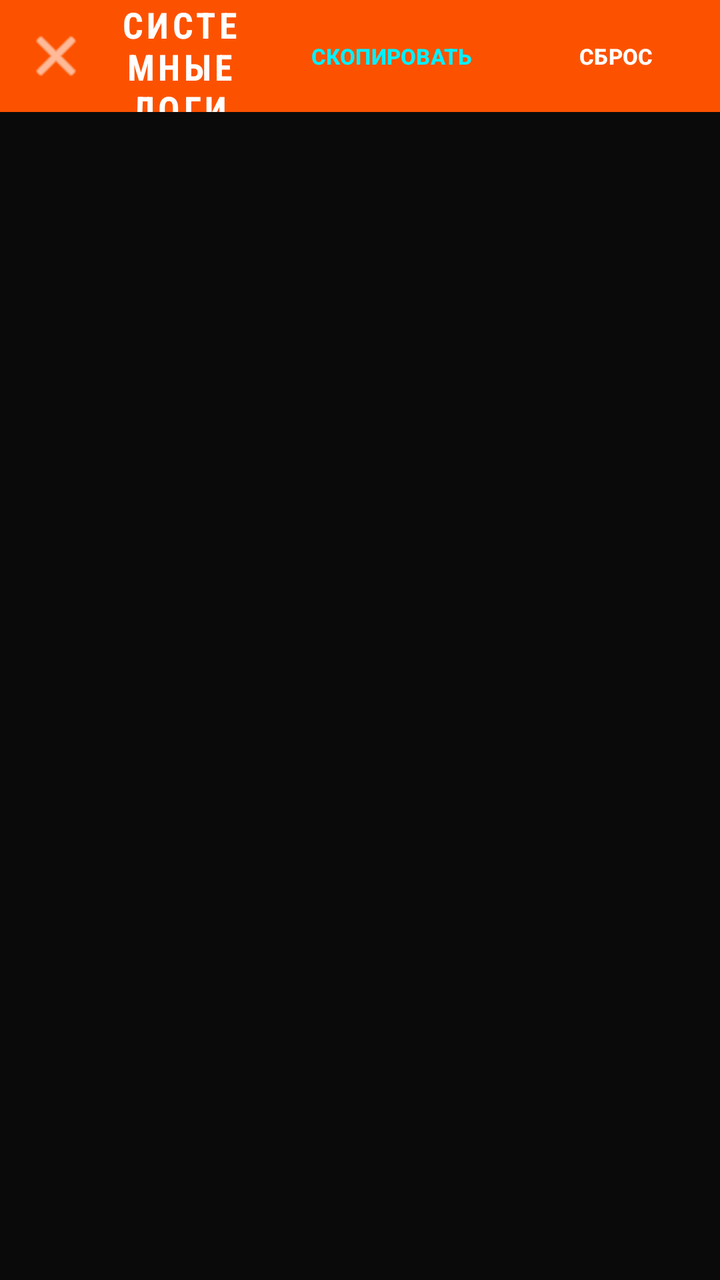
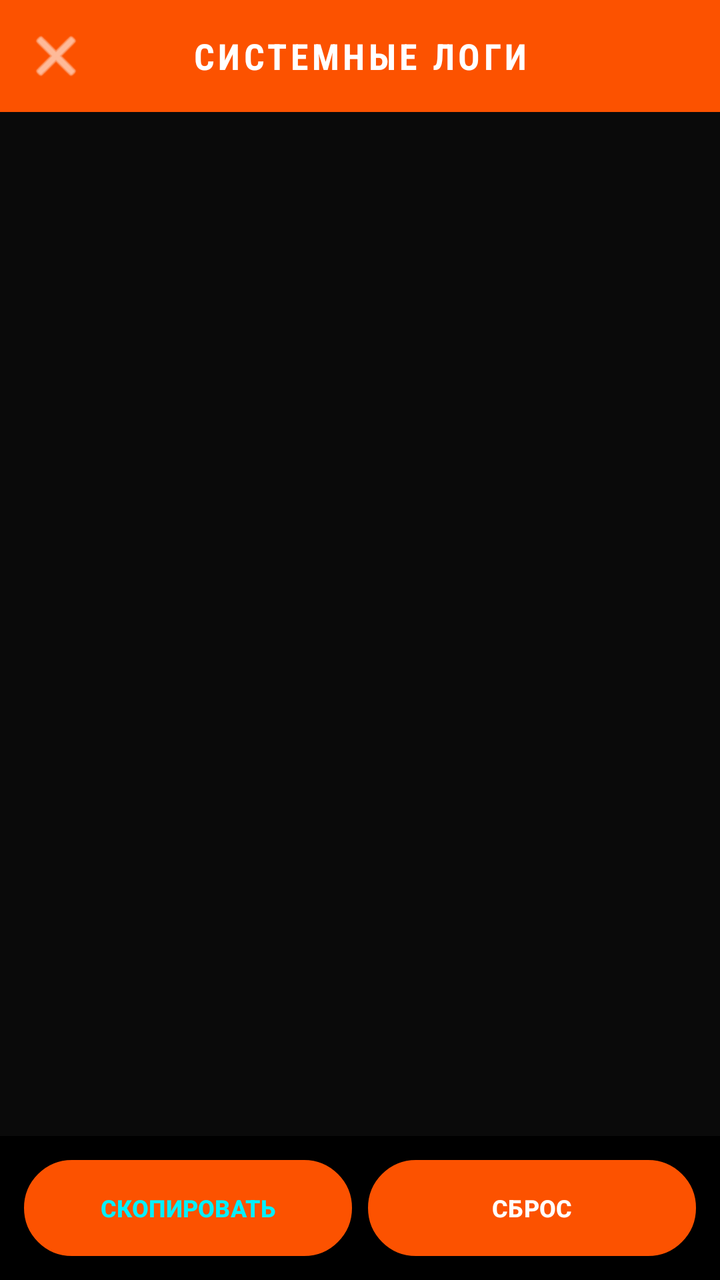

Before-and-after screenshots of an Android layout around one commit, followed by the original layout XML and the change that was made.
<!-- AndroidManifest.xml: application theme Theme.StravaKudos -->
<!-- res/layout/activity_logs.xml -->
<?xml version="1.0" encoding="utf-8"?>
<LinearLayout xmlns:android="http://schemas.android.com/apk/res/android"
    xmlns:app="http://schemas.android.com/apk/res-auto"
    android:layout_width="match_parent"
    android:layout_height="match_parent"
    android:orientation="vertical"
    android:background="#000000">

    
    <LinearLayout
        android:layout_width="match_parent"
        android:layout_height="56dp"
        android:orientation="horizontal"
        android:gravity="center_vertical"
        android:background="#FC5200"
        android:paddingStart="8dp"
        android:paddingEnd="8dp">

        <ImageButton
            android:id="@+id/btnBack"
            android:layout_width="40dp"
            android:layout_height="40dp"
            android:background="?android:attr/selectableItemBackgroundBorderless"
            android:src="@android:drawable/ic_menu_close_clear_cancel"
            app:tint="#FFFFFF"
            android:padding="8dp" />

        <TextView
            android:layout_width="0dp"
            android:layout_height="wrap_content"
            android:layout_weight="1"
            android:text="СИСТЕМНЫЕ ЛОГИ"
            android:textColor="#FFFFFF"
            android:textStyle="bold"
            android:textSize="18sp"
            android:gravity="center"
            android:fontFamily="sans-serif-condensed"
            android:letterSpacing="0.1" />

        <Button
            android:id="@+id/btnShare"
            android:layout_width="wrap_content"
            android:layout_height="36dp"
            android:background="@drawable/btn_outline_bg"
            android:text="СКОПИРОВАТЬ"
            android:textColor="#00F0FF"
            android:textStyle="bold"
            android:textSize="11sp"
            android:layout_marginEnd="4dp" />

        <Button
            android:id="@+id/btnClear"
            android:layout_width="wrap_content"
            android:layout_height="36dp"
            android:background="@drawable/btn_outline_bg"
            android:text="СБРОС"
            android:textColor="#FFFFFF"
            android:textStyle="bold"
            android:textSize="11sp" />
    </LinearLayout>

    
    <ScrollView
        android:id="@+id/scrollLog"
        android:layout_width="match_parent"
        android:layout_height="match_parent"
        android:background="#0A0A0A"
        android:padding="12dp">

        <TextView
            android:id="@+id/tvLogs"
            android:layout_width="match_parent"
            android:layout_height="wrap_content"
            android:fontFamily="monospace"
            android:textColor="#00F0FF"
            android:textSize="11sp"
            android:lineSpacingMultiplier="1.3" />
    </ScrollView>

</LinearLayout>
<!-- resources referenced by this layout -->
<resources>
  <!-- drawable btn_outline_bg (drawable) -->
  <?xml version="1.0" encoding="utf-8"?>
  <selector xmlns:android="http://schemas.android.com/apk/res/android">
      <item android:state_pressed="true">
          <shape android:shape="rectangle">
              <solid android:color="#22FFFFFF" />
              <corners android:radius="9999dp" />
              <stroke
                  android:width="1dp"
                  android:color="#FFFFFF" />
          </shape>
      </item>
      <item>
          <shape android:shape="rectangle">
              <solid android:color="#000000" />
              <corners android:radius="9999dp" />
              <stroke
                  android:width="1dp"
                  android:color="#FFFFFF" />
          </shape>
      </item>
  </selector>
  <style name="Theme.StravaKudos" parent="Theme.Material3.DayNight.NoActionBar">
          <item name="colorPrimary">#FC5200</item>
          <item name="colorSecondary">#E64A19</item>
          <item name="android:statusBarColor">#FC5200</item>
      </style>
</resources>

<!-- the commit's change to res/layout/activity_logs.xml (unified diff, before → after) -->
@@ -37,35 +37,19 @@
             android:fontFamily="sans-serif-condensed"
             android:letterSpacing="0.1" />
 
-        <Button
-            android:id="@+id/btnShare"
-            android:layout_width="wrap_content"
-            android:layout_height="36dp"
-            android:background="@drawable/btn_outline_bg"
-            android:text="СКОПИРОВАТЬ"
-            android:textColor="#00F0FF"
-            android:textStyle="bold"
-            android:textSize="11sp"
-            android:layout_marginEnd="4dp" />
-
-        <Button
-            android:id="@+id/btnClear"
-            android:layout_width="wrap_content"
-            android:layout_height="36dp"
-            android:background="@drawable/btn_outline_bg"
-            android:text="СБРОС"
-            android:textColor="#FFFFFF"
-            android:textStyle="bold"
-            android:textSize="11sp" />
+<View
+android:layout_width="40dp"
+android:layout_height="40dp" />
     </LinearLayout>
 
     
-    <ScrollView
-        android:id="@+id/scrollLog"
-        android:layout_width="match_parent"
-        android:layout_height="match_parent"
-        android:background="#0A0A0A"
-        android:padding="12dp">
+<ScrollView
+android:id="@+id/scrollLog"
+android:layout_width="match_parent"
+android:layout_height="0dp"
+android:layout_weight="1"
+android:background="#0A0A0A"
+android:padding="12dp">
 
         <TextView
             android:id="@+id/tvLogs"
@@ -77,4 +61,35 @@
             android:lineSpacingMultiplier="1.3" />
     </ScrollView>
 
+<LinearLayout
+android:layout_width="match_parent"
+android:layout_height="wrap_content"
+android:orientation="horizontal"
+android:background="#000000"
+android:padding="12dp">
+
+<Button
+android:id="@+id/btnShare"
+android:layout_width="0dp"
+android:layout_height="48dp"
+android:layout_weight="1"
+android:background="@drawable/btn_outline_bg"
+android:text="СКОПИРОВАТЬ"
+android:textColor="#00F0FF"
+android:textStyle="bold"
+android:textSize="12sp"
+android:layout_marginEnd="8dp" />
+
+<Button
+android:id="@+id/btnClear"
+android:layout_width="0dp"
+android:layout_height="48dp"
+android:layout_weight="1"
+android:background="@drawable/btn_outline_bg"
+android:text="СБРОС"
+android:textColor="#FFFFFF"
+android:textStyle="bold"
+android:textSize="12sp" />
 </LinearLayout>
+
+</LinearLayout>
